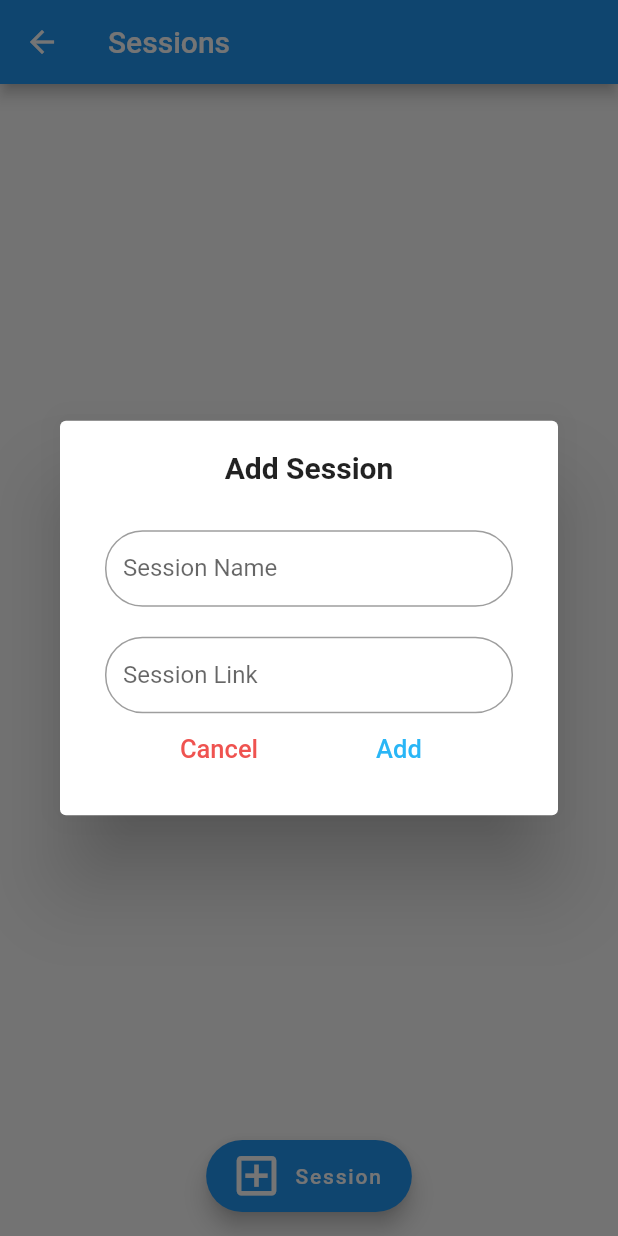
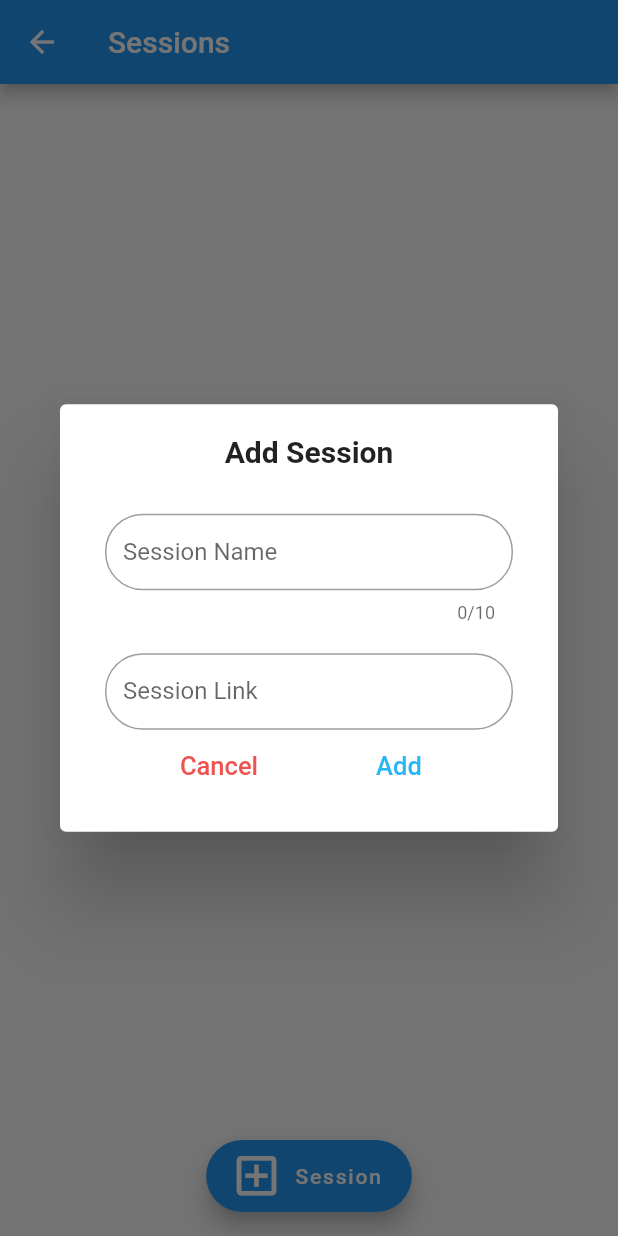
Before and after one commit to Akchy/TimeTableApp, a Flutter app: the SessionPage screen opened by its route, after a tap on "Session", on a phone screen of 412 x 824 dp. Run offline on Flutter 3.47's test engine with Material 2 defaults, Android fonts, the phone set to English and light mode, and no system bars; our stand-ins replace qr_flutter, share, shared_preferences; missing offline and left inert: qr_code_tools, receive_sharing_intent, save_in_gallery; accounts and stored records are empty.

```diff
--- a/lib/main.dart
+++ b/lib/main.dart
@@ -4,6 +4,7 @@ import 'dart:async';
 import 'package:flutter/material.dart';
 import 'package:flutter/services.dart';
 import 'package:receive_sharing_intent/receive_sharing_intent.dart';
+import 'package:shared_preferences/shared_preferences.dart';
 import 'module/export_page.dart';
 import 'module/home_page.dart';
 import 'module/session_page.dart';
@@ -18,10 +19,37 @@ void main() {
   });
 }
 
-class MyApp extends StatelessWidget {
+class MyApp extends StatefulWidget {
 
   @override
+  _MyAppState createState() => _MyAppState();
+}
+
+class _MyAppState extends State<MyApp> {
+  Future<SharedPreferences> _prefs = SharedPreferences.getInstance();
+  var theme = ThemeMode.system;
+
+  @override
+  void initState() {
+    // TODO: implement initState
+    super.initState();
+    checkSharedPref();
+  }
+
+  void checkSharedPref() async{
+
+    final SharedPreferences prefs = await _prefs;
+    var dark = prefs.getBool('darkTheme')??false;
+    setState(() {
+      if(dark)
+        theme = ThemeMode.dark;
+      else
+        theme = ThemeMode.light;
+    });
+  }
+  @override
   Widget build(BuildContext context) {
+    checkSharedPref();
     return MaterialApp(
       title: 'Time Table',
       theme: ThemeData(
@@ -46,7 +74,7 @@ class MyApp extends StatelessWidget {
 
         /* dark theme settings */
       ),
-      themeMode: ThemeMode.system,
+      themeMode: theme,
       /* ThemeMode.system to follow system theme,
          ThemeMode.light for light theme,
          ThemeMode.dark for dark theme
--- a/lib/module/home_page.dart
+++ b/lib/module/home_page.dart
@@ -131,6 +131,7 @@ class _HomePageState extends State<HomePage> {
   var currDay;
   var breakTime=false;
   var ready=false;
+  bool darkTheme =false;
 
   @override
   void initState() {
@@ -281,7 +282,25 @@ class _HomePageState extends State<HomePage> {
             padding: EdgeInsets.zero,
             children: <Widget>[
               DrawerHeader(
-                child: Text('Class Time', style: TextStyle(color: Colors.white,fontSize: 20),),
+                child: Row(
+                  mainAxisAlignment: MainAxisAlignment.spaceBetween,
+                  children: [
+                    Text('Class Time', style: TextStyle(color: Colors.white,fontSize: 20),),
+                    GestureDetector(
+                      onTap: ()async{
+                        setState(() {
+                          darkTheme=!darkTheme;
+                        });
+                        final SharedPreferences prefs = await _prefs;
+                        await prefs.setBool('darkTheme',darkTheme);
+                      },
+                      child: Container(
+                        padding: EdgeInsets.all(10),
+                        child: Icon((darkTheme)?Icons.nights_stay_outlined:Icons.wb_sunny_outlined),
+                      ),
+                    )
+                  ],
+                ),
                 decoration: BoxDecoration(
                   color: Theme.of(context).primaryColor,
                 ),
--- a/lib/module/session_page.dart
+++ b/lib/module/session_page.dart
@@ -163,6 +163,7 @@ class _SessionPageState extends State<SessionPage> {
                       autofocus: true,
                       textInputAction: TextInputAction.next,
                       textCapitalization: TextCapitalization.words,
+                      maxLength: 10,
                       decoration: new InputDecoration(
                         labelText: "Session Name",
                         fillColor: Colors.white,
@@ -513,6 +514,7 @@ class _SessionPageState extends State<SessionPage> {
                             //autofocus: true,
                             textInputAction: TextInputAction.next,
                             textCapitalization: TextCapitalization.words,
+                            maxLength: 10,
                             decoration: new InputDecoration(
                               labelText: "Session Name",
                               fillColor: Colors.white,
--- a/lib/module/timeTablePage/time_table_page.dart
+++ b/lib/module/timeTablePage/time_table_page.dart
@@ -201,7 +201,7 @@ class _TimeTablePageState extends State<TimeTablePage> {
   Widget classContainer(var currClass){
     return Container(
       decoration: BoxDecoration(
-        color: Theme.of(context).highlightColor,
+        color: Theme.of(context).canvasColor,
         borderRadius: BorderRadius.only(
             topLeft: Radius.circular(10),
             topRight: Radius.circular(10),
@@ -221,7 +221,7 @@ class _TimeTablePageState extends State<TimeTablePage> {
             ),
           ),
           Padding(
-            padding: const EdgeInsets.only(bottom:8.0),
+            padding: const EdgeInsets.only(bottom:8.0,left: 3,right: 3),
             child: Row(
               mainAxisAlignment: MainAxisAlignment.center,
               children: [
```
